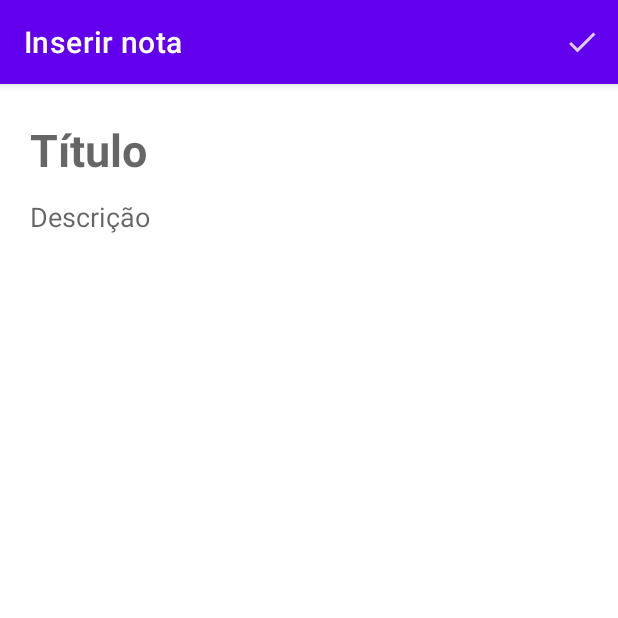
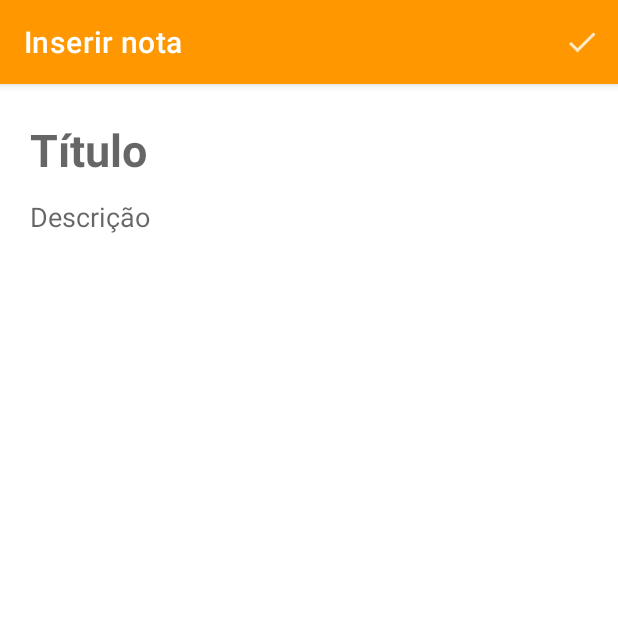
Before and after one commit to ErickSilva2605/alura-android-ceep, an Android app: the screen it shows after launch (NoteFormActivity), after a tap on "Inserir uma nota", on a phone screen of 412 x 824 dp, the top half of it. Run offline under Robolectric (Android 15) with nearby library versions, the phone set to English and light mode, and no system bars.

Commit message:
Alterando cores do app

```diff
--- a/app/src/main/res/values-night/themes.xml
+++ b/app/src/main/res/values-night/themes.xml
@@ -2,15 +2,17 @@
     <!-- Base application theme. -->
     <style name="Theme.Ceep" parent="Theme.MaterialComponents.DayNight.DarkActionBar">
         <!-- Primary brand color. -->
-        <item name="colorPrimary">@color/purple_200</item>
-        <item name="colorPrimaryVariant">@color/purple_700</item>
+        <item name="colorPrimary">@color/colorPrimaryDark</item>
+        <item name="colorPrimaryVariant">@color/colorPrimaryDark</item>
         <item name="colorOnPrimary">@color/black</item>
         <!-- Secondary brand color. -->
-        <item name="colorSecondary">@color/teal_200</item>
-        <item name="colorSecondaryVariant">@color/teal_200</item>
-        <item name="colorOnSecondary">@color/black</item>
+        <item name="colorSecondary">@color/white</item>
+        <item name="colorSecondaryVariant">@color/white</item>
+        <item name="colorOnSecondary">@color/white</item>
         <!-- Status bar color. -->
-        <item name="android:statusBarColor" tools:targetApi="l">?attr/colorPrimaryVariant</item>
+        <item name="android:statusBarColor" tools:targetApi="l">?attr/colorPrimary</item>
         <!-- Customize your theme here. -->
+        <item name="colorSurface">@color/colorPrimaryDark</item>
+        <item name="colorOnSurface">@color/white</item>
     </style>
 </resources>
--- a/app/src/main/res/values/colors.xml
+++ b/app/src/main/res/values/colors.xml
@@ -1,5 +1,8 @@
 <?xml version="1.0" encoding="utf-8"?>
 <resources>
+    <color name="colorPrimary">#FF9800</color>
+    <color name="colorPrimaryDark">#C66900</color>
+    <color name="colorAccent">#000000</color>
     <color name="purple_200">#FFBB86FC</color>
     <color name="purple_500">#FF6200EE</color>
     <color name="purple_700">#FF3700B3</color>
--- a/app/src/main/res/values/themes.xml
+++ b/app/src/main/res/values/themes.xml
@@ -2,15 +2,15 @@
     <!-- Base application theme. -->
     <style name="Theme.Ceep" parent="Theme.MaterialComponents.DayNight.DarkActionBar">
         <!-- Primary brand color. -->
-        <item name="colorPrimary">@color/purple_500</item>
-        <item name="colorPrimaryVariant">@color/purple_700</item>
+        <item name="colorPrimary">@color/colorPrimary</item>
+        <item name="colorPrimaryVariant">@color/colorPrimary</item>
         <item name="colorOnPrimary">@color/white</item>
         <!-- Secondary brand color. -->
-        <item name="colorSecondary">@color/teal_200</item>
-        <item name="colorSecondaryVariant">@color/teal_700</item>
+        <item name="colorSecondary">@color/colorAccent</item>
+        <item name="colorSecondaryVariant">@color/colorAccent</item>
         <item name="colorOnSecondary">@color/black</item>
         <!-- Status bar color. -->
-        <item name="android:statusBarColor" tools:targetApi="l">?attr/colorPrimaryVariant</item>
+        <item name="android:statusBarColor" tools:targetApi="l">?attr/colorPrimary</item>
         <!-- Customize your theme here. -->
     </style>
 </resources>
```
